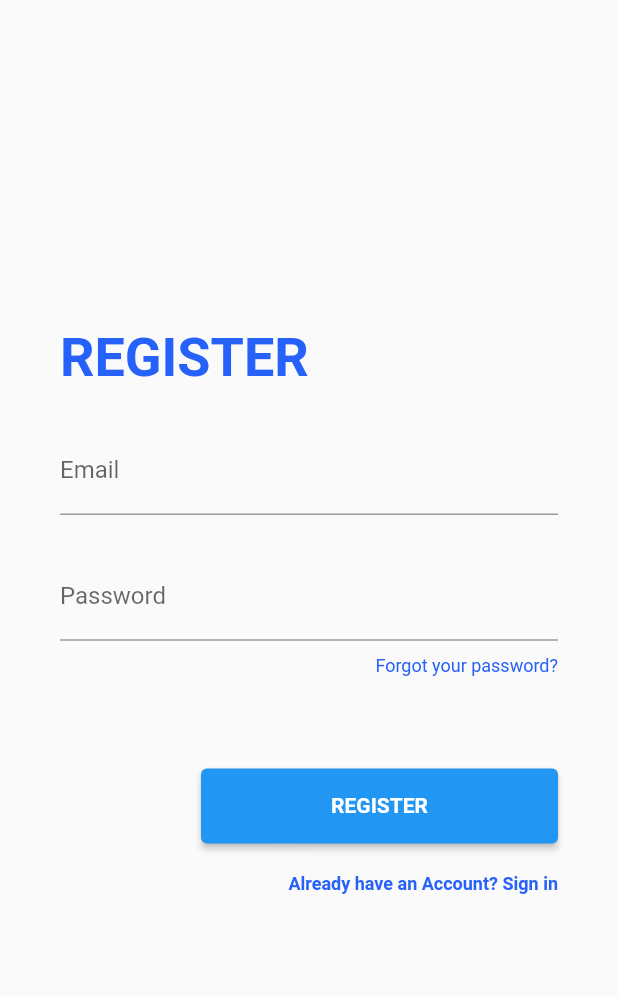
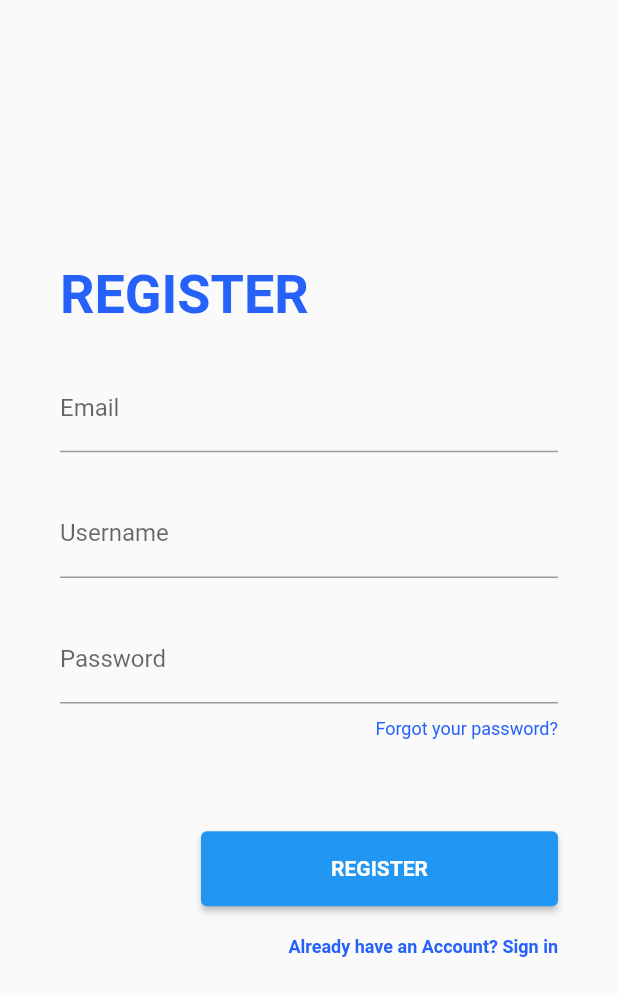
Before and after one commit to OkilSaber/InstClone, a Flutter app: the RegisterPage screen opened directly with empty values, after a tap on "REGISTER", on a phone screen of 412 x 824 dp. Shown: the top 996 px of the screen. Run offline on Flutter 3.47's test engine with Material 2 defaults, Android fonts, the phone set to English and light mode, and no system bars; our stand-ins replace firebase_auth, firebase_core; accounts and stored records are empty; network calls fail.

Commit message:
Add username creation

```diff
--- a/lib/Auth/register.dart
+++ b/lib/Auth/register.dart
@@ -12,6 +12,7 @@ class RegisterPage extends StatefulWidget {
 
 class _RegisterPageState extends State<RegisterPage> {
   TextEditingController emailController = TextEditingController();
+  TextEditingController usernameController = TextEditingController();
   TextEditingController passwordController = TextEditingController();
 
   @override
@@ -47,6 +48,15 @@ class _RegisterPageState extends State<RegisterPage> {
             alignment: Alignment.center,
             margin: const EdgeInsets.symmetric(horizontal: 40),
             child: TextField(
+              controller: usernameController,
+              decoration: const InputDecoration(labelText: "Username"),
+            ),
+          ),
+          SizedBox(height: size.height * 0.03),
+          Container(
+            alignment: Alignment.center,
+            margin: const EdgeInsets.symmetric(horizontal: 40),
+            child: TextField(
               controller: passwordController,
               decoration: const InputDecoration(labelText: "Password"),
               obscureText: true,
@@ -70,6 +80,9 @@ class _RegisterPageState extends State<RegisterPage> {
                   await FirebaseAuth.instance.createUserWithEmailAndPassword(
                     email: emailController.text,
                     password: passwordController.text,
+                  );
+                  FirebaseAuth.instance.currentUser!.updateDisplayName(
+                    usernameController.text.trim(),
                   );
                 } on FirebaseAuthException catch (e) {
                   if (e.code == 'weak-password') {
```
